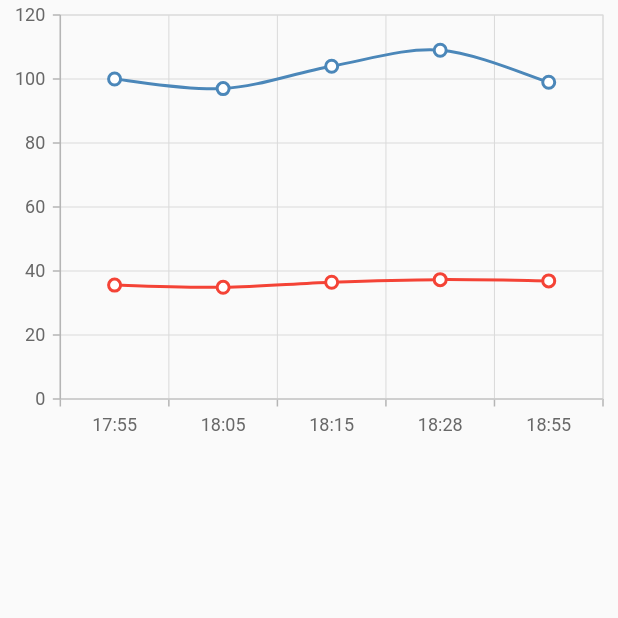
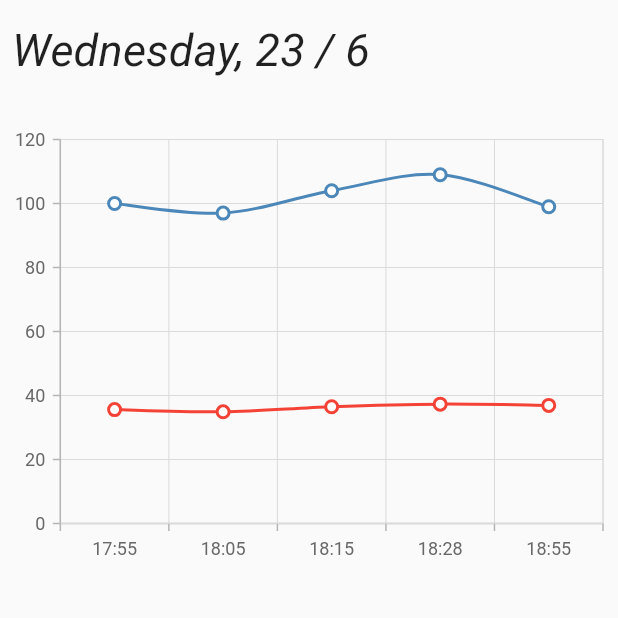
Before and after one commit to themaripool/ProjetoFinal-MarielaAndrade, a Flutter app: the PatientData screen opened directly, on a phone screen of 412 x 824 dp, the top half of it. Run offline on Flutter 3.47's test engine with Material 2 defaults, Android fonts, the phone set to English and light mode, and no system bars; our stand-ins replace flutter_form_builder, syncfusion_flutter_charts.

Commit message:
[CHANGE] Patient Screen

```diff
--- a/lib/Screens/PatientData.dart
+++ b/lib/Screens/PatientData.dart
@@ -1,5 +1,6 @@
 import 'package:flutter/material.dart';
 import 'package:syncfusion_flutter_charts/charts.dart';
+import 'package:intl/intl.dart';
 
 class _News2Data {
   _News2Data(this.pulse, this.time, this.temp);
@@ -17,17 +18,30 @@ class PatientData extends StatefulWidget {
 class _PatientDataState extends State<PatientData> {
   List<_News2Data> data = [
     _News2Data(100.0, "17:55", 35.6),
-    _News2Data(97.0, "18:05", 34.9 ),
-    _News2Data(104.0, "18:15", 36.5 ),
-    _News2Data(109.0, "18:28", 37.3 ),
-    _News2Data(99.0, "18:55", 36.9 )
+    _News2Data(97.0, "18:05", 34.9),
+    _News2Data(104.0, "18:15", 36.5),
+    _News2Data(109.0, "18:28", 37.3),
+    _News2Data(99.0, "18:55", 36.9)
   ];
   @override
   Widget build(BuildContext context) {
+    DateTime date = DateTime.now();
+    final day = date.day;
+    final month = date.month;
+    final dayOfWeek = DateFormat('EEEE').format(date);
+
     return Scaffold(
       body: Column(
+        mainAxisAlignment: MainAxisAlignment.start,
+        crossAxisAlignment: CrossAxisAlignment.start,
         children: [
-
+          Padding(
+            padding: const EdgeInsets.only(top: 16, bottom: 32, left: 8),
+            child: Text(
+              "$dayOfWeek, $day / $month",
+              style: TextStyle(fontSize: 30, fontStyle: FontStyle.italic),
+            ),
+          ),
           SfCartesianChart(
               tooltipBehavior: TooltipBehavior(enable: true),
               primaryXAxis: CategoryAxis(),
@@ -39,8 +53,7 @@ class _PatientDataState extends State<PatientData> {
                     enableTooltip: true,
                     xValueMapper: (_News2Data data, _) => data.time,
                     yValueMapper: (_News2Data data, _) => data.pulse,
-                markerSettings: MarkerSettings(isVisible: true)
-            ),
+                    markerSettings: MarkerSettings(isVisible: true)),
 
                 SplineSeries<_News2Data, String>(
                     color: Colors.red,
@@ -49,9 +62,7 @@ class _PatientDataState extends State<PatientData> {
                     enableTooltip: true,
                     xValueMapper: (_News2Data data, _) => data.time,
                     yValueMapper: (_News2Data data, _) => data.temp,
-              markerSettings: MarkerSettings(isVisible: true)
-            )
-
+                    markerSettings: MarkerSettings(isVisible: true))
               ]),
         ],
       ),
--- a/pubspec.yaml
+++ b/pubspec.yaml
@@ -30,6 +30,7 @@ dependencies:
   flutter_form_builder:
   cupertino_icons: ^1.0.0
   syncfusion_flutter_charts: ^19.1.65
+  intl: ^0.17.0
 
 dev_dependencies:
   flutter_test:
```
Also changed, not shown: lib/Screens/HomePatient.dart (+34 -17 lines), pubspec.lock. Lines whose indentation alone changed are shown as unchanged.
